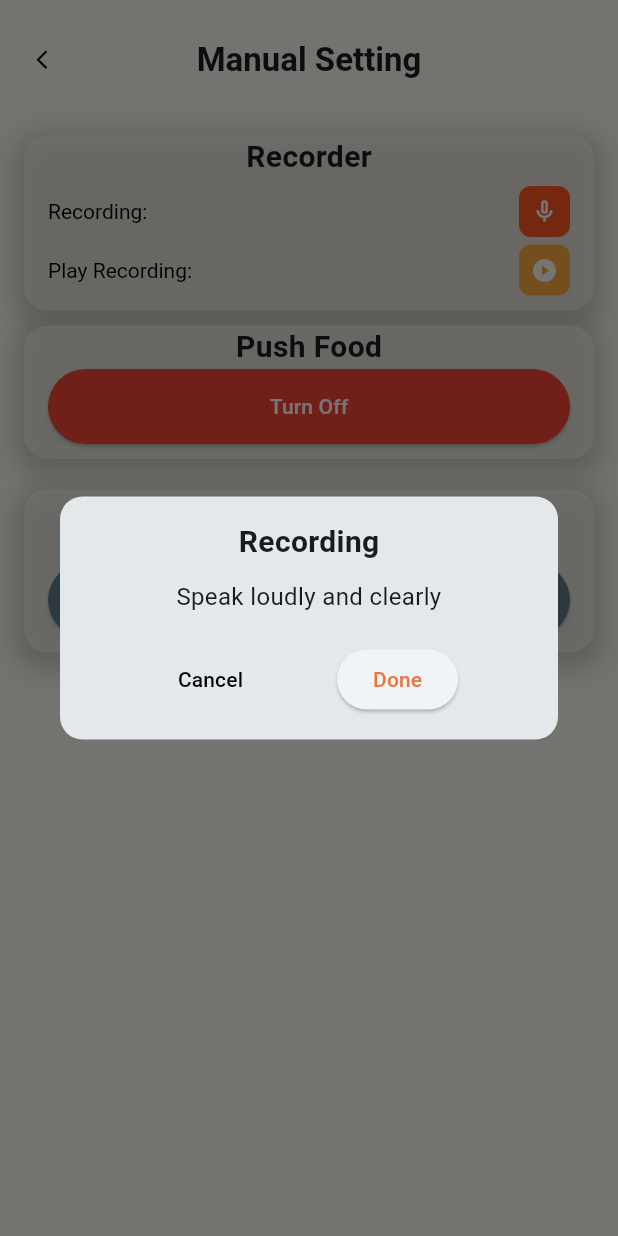
After one commit to nghiaMeo/pets_care_app, a Flutter app: the ManualSettingScreen screen opened directly, after a tap on the "mic none" icon, on a phone screen of 412 x 824 dp. The commit adds this screen. Run offline on Flutter 3.47's test engine with Material 3 defaults, Android fonts, the phone set to English and light mode, and no system bars; our stand-ins replace flutter_bloc, flutter_svg.

Commit message:
build auto and manual setting

```diff
--- /dev/null
+++ b/lib/common/helper/app_dialog.dart
@@ -0,0 +1,68 @@
+import 'package:flutter/material.dart';
+
+import '../../core/theme/app_colors.dart';
+
+class AppDialog extends StatelessWidget {
+  final String title;
+  final String description;
+  final VoidCallback onConfirm;
+  final VoidCallback onCancel;
+
+  const AppDialog({
+    super.key,
+    required this.title,
+    required this.description,
+    required this.onConfirm,
+    required this.onCancel,
+  });
+
+  @override
+  Widget build(BuildContext context) {
+    return Dialog(
+      shape: RoundedRectangleBorder(
+        borderRadius: BorderRadius.circular(15.0),
+      ),
+      child: Padding(
+        padding: const EdgeInsets.all(16.0),
+        child: Column(
+          mainAxisSize: MainAxisSize.min,
+          children: [
+            Text(
+              title,
+              style: const TextStyle(
+                fontSize: 20.0,
+                fontWeight: FontWeight.bold,
+              ),
+            ),
+            const SizedBox(height: 10),
+            Text(
+              description,
+              style: const TextStyle(fontSize: 16.0),
+              textAlign: TextAlign.center,
+            ),
+            const SizedBox(height: 20),
+            Row(
+              mainAxisAlignment: MainAxisAlignment.spaceEvenly,
+              children: [
+                TextButton(
+                  onPressed: onCancel,
+                  child: const Text(
+                    "Cancel",
+                    style: TextStyle(color: Colors.black),
+                  ),
+                ),
+                ElevatedButton(
+                  onPressed: onConfirm,
+                  child: const Text(
+                    "Done",
+                    style: TextStyle(color: AppColors.button),
+                  ),
+                ),
+              ],
+            ),
+          ],
+        ),
+      ),
+    );
+  }
+}
--- a/lib/screens/setting/setting_screen.dart
+++ b/lib/screens/setting/manual_setting_screen.dart
@@ -1,26 +1,24 @@
 import 'package:flutter/material.dart';
+import 'package:pets_care_app/screens/setting/widgets/manual_water_widget.dart';
+import 'package:pets_care_app/screens/setting/widgets/manual_widget.dart';
 import 'package:pets_care_app/screens/setting/widgets/record_widget.dart';
 import 'package:pets_care_app/screens/setting/widgets/time_food_widget.dart';
 import 'package:pets_care_app/screens/setting/widgets/food_volume_widget.dart';
 import 'package:pets_care_app/screens/setting/widgets/water_pump_widget.dart';
-import 'package:pets_care_app/widgets/wheel_scroll_time_widget.dart';
 
-import '../../common/helper/app_navigator.dart';
-import '../../core/assets/app_images.dart';
 import '../../core/theme/app_colors.dart';
 import '../../widgets/app_bar_widget.dart';
-import '../../widgets/basic_app_button.dart';
-import '../../widgets/rich_text_widget.dart';
 
-class SettingScreen extends StatelessWidget {
-  const SettingScreen({super.key});
+
+class ManualSettingScreen extends StatelessWidget {
+  const ManualSettingScreen({super.key});
 
   @override
   Widget build(BuildContext context) {
     return Scaffold(
       appBar: const BasicAppbar(
         title: Text(
-          "Settings devices",
+          "Manual Setting",
           style: TextStyle(fontWeight: FontWeight.bold),
         ),
       ),
@@ -30,18 +28,17 @@ class SettingScreen extends StatelessWidget {
           padding: const EdgeInsets.symmetric(horizontal: 16),
           child: CustomScrollView(
             slivers: [
-              SliverList.list(children: const [
+              SliverList.list(children:   const [
                 Column(
                   mainAxisAlignment: MainAxisAlignment.start,
                   children: [
                     SizedBox(height: 10),
                     RecordWidget(),
                     SizedBox(height: 10),
-                    TimeFoodWidget(),
+                    ManualWidget(),
                     SizedBox(height: 20),
-                    FoodVolumeWidget(),
-                    SizedBox(height: 20),
-                    WaterPumpWidget()
+                    ManualWaterWidget()
+                    // SizedBox(height: 20),
                   ],
                 )
               ])
--- /dev/null
+++ b/lib/screens/setting/widgets/manual_water_widget.dart
@@ -0,0 +1,63 @@
+import 'package:flutter/material.dart';
+
+import '../../../core/theme/app_colors.dart';
+import '../../../widgets/basic_app_button.dart';
+
+class ManualWaterWidget extends StatefulWidget {
+  const ManualWaterWidget({super.key});
+
+  @override
+  State<ManualWaterWidget> createState() => _ManualWidgetState();
+}
+
+class _ManualWidgetState extends State<ManualWaterWidget> {
+  bool _isToggled = false;
+
+  void _toggleButton() {
+    setState(() {
+      _isToggled = !_isToggled;
+    });
+  }
+
+  @override
+  Widget build(BuildContext context) {
+    return Container(
+      padding: const EdgeInsets.symmetric(horizontal: 16),
+      width: 500,
+      decoration: BoxDecoration(
+        color: AppColors.primary.withOpacity(0.5),
+        borderRadius: BorderRadius.circular(16), // Bo góc
+        boxShadow: [
+          BoxShadow(
+            color: Colors.black.withOpacity(0.2), // Màu bóng
+            spreadRadius: 5,
+            blurRadius: 15,
+            offset: const Offset(0, 5),
+          ),
+        ],
+      ),
+      child: Column(
+        children: <Widget>[
+          const Text(
+            "Water Pump",
+            style: TextStyle(
+              fontWeight: FontWeight.bold,
+              fontSize: 20,
+            ),
+          ),
+          const Text("After 15 minutes system water pump is closed"),
+          _buildPressButton(context),
+          const SizedBox(height: 10),
+        ],
+      ),
+    );
+  }
+
+  Widget _buildPressButton(BuildContext context) {
+    return BasicAppButton(
+      onPressed: _toggleButton,
+      title: _isToggled ? 'Pumping' : "Turn Off",
+      color: _isToggled ? Colors.cyan : Colors.blueGrey,
+    );
+  }
+}
--- /dev/null
+++ b/lib/screens/setting/widgets/manual_widget.dart
@@ -0,0 +1,68 @@
+import 'package:flutter/material.dart';
+
+import '../../../core/theme/app_colors.dart';
+import '../../../widgets/basic_app_button.dart';
+
+class ManualWidget extends StatefulWidget {
+  const ManualWidget({super.key});
+
+  @override
+  State<ManualWidget> createState() => _ManualWidgetState();
+}
+
+class _ManualWidgetState extends State<ManualWidget> {
+  bool _isToggled = false;
+
+  void _toggleButton() {
+    setState(() {
+      _isToggled = !_isToggled;
+    });
+  }
+
+  @override
+  Widget build(BuildContext context) {
+    return Container(
+      padding: const EdgeInsets.symmetric(horizontal: 16),
+      width: 500,
+      decoration: BoxDecoration(
+        color: AppColors.primary.withOpacity(0.5),
+        borderRadius: BorderRadius.circular(16), // Bo góc
+        boxShadow: [
+          BoxShadow(
+            color: Colors.black.withOpacity(0.2), // Màu bóng
+            spreadRadius: 5,
+            blurRadius: 15,
+            offset: const Offset(0, 5),
+          ),
+        ],
+      ),
+      child: Column(
+        children: <Widget>[
+          const Text(
+            "Push Food",
+            style: TextStyle(
+              fontWeight: FontWeight.bold,
+              fontSize: 20,
+            ),
+          ),
+          _buildPressButton(context),
+          const SizedBox(height: 10),
+        ],
+      ),
+    );
+  }
+
+  Widget _buildPressButton(BuildContext context) {
+    return ElevatedButton(
+        onPressed: _toggleButton,
+        style: ElevatedButton.styleFrom(
+          backgroundColor:
+              _isToggled ? Colors.green : Colors.red,
+          minimumSize:  Size(MediaQuery.of(context).size.width, 50),
+        ),
+        child: Text(
+          _isToggled ? 'Pushing' : 'Turn Off', // Đổi chữ
+          style: const TextStyle(color: Colors.white),
+        ));
+  }
+}
--- a/lib/screens/setting/widgets/record_widget.dart
+++ b/lib/screens/setting/widgets/record_widget.dart
@@ -1,6 +1,7 @@
 import 'dart:developer';
 
 import 'package:flutter/material.dart';
+import 'package:pets_care_app/common/helper/app_dialog.dart';
 import 'package:pets_care_app/widgets/icons_button_widget.dart';
 
 import '../../../core/theme/app_colors.dart';
@@ -43,15 +44,29 @@ class RecordWidget extends StatelessWidget {
             mainAxisAlignment: MainAxisAlignment.spaceBetween,
             children: [
               const RichTextWidget(
-
-                title: 'Recording: ', titleOnPress: '',
+                title: 'Recording: ',
+                titleOnPress: '',
               ),
               IconsButtonWidget(
                 icon: Icons.mic_none_outlined,
                 color: Colors.white,
                 backgroundColor: Colors.deepOrange,
                 onTap: () {
-                  log("recording");
+                  showDialog(
+                    context: context,
+                    builder: (BuildContext context) {
+                      return AppDialog(
+                        title: 'Recording',
+                        description: 'Speak loudly and clearly',
+                        onConfirm: () {
+                          Navigator.of(context).pop();
+                        },
+                        onCancel: () {
+                          Navigator.of(context).pop();
+                        },
+                      );
+                    },
+                  );
                 },
               ),
             ],
@@ -61,15 +76,14 @@ class RecordWidget extends StatelessWidget {
             mainAxisAlignment: MainAxisAlignment.spaceBetween,
             children: [
               const RichTextWidget(
-
-                title: 'Play Recording: ', titleOnPress: '',
+                title: 'Play Recording: ',
+                titleOnPress: '',
               ),
               IconsButtonWidget(
                 icon: Icons.play_circle,
                 color: Colors.white,
                 backgroundColor: Colors.orangeAccent,
                 onTap: () {
-                  log("play recording");
                 },
               ),
             ],
--- a/lib/widgets/basic_app_button.dart
+++ b/lib/widgets/basic_app_button.dart
@@ -7,6 +7,7 @@ class BasicAppButton extends StatelessWidget {
   final Widget? content;
   final double? height;
   final double? width;
+  final Color? color;
 
   const BasicAppButton(
       {required this.onPressed,
@@ -14,14 +15,14 @@ class BasicAppButton extends StatelessWidget {
       this.height,
       this.width,
       this.content,
-      super.key});
+      super.key, this.color});
 
   @override
   Widget build(BuildContext context) {
     return ElevatedButton(
         onPressed: onPressed,
         style: ElevatedButton.styleFrom(
-         backgroundColor: AppColors.button,
+         backgroundColor: color ?? AppColors.button ,
           minimumSize:
               Size(width ?? MediaQuery.of(context).size.width, height ?? 50),
         ),
```
Also changed, not shown: lib/screens/follow/follow_pets_screen.dart (+44 -22 lines), lib/screens/setting/auto_setting_screen.dart (added, +64 -0 lines), lib/screens/setting/widgets/water_pump_widget.dart (+1 -20 lines), lib/widgets/wheel_scroll_time_widget.dart (+12 -3 lines), view_app/img_10.png (added), view_app/img_11.png (added), view_app/img_6.png, view_app/img_7.png, view_app/img_8.png, view_app/img_9.png.
